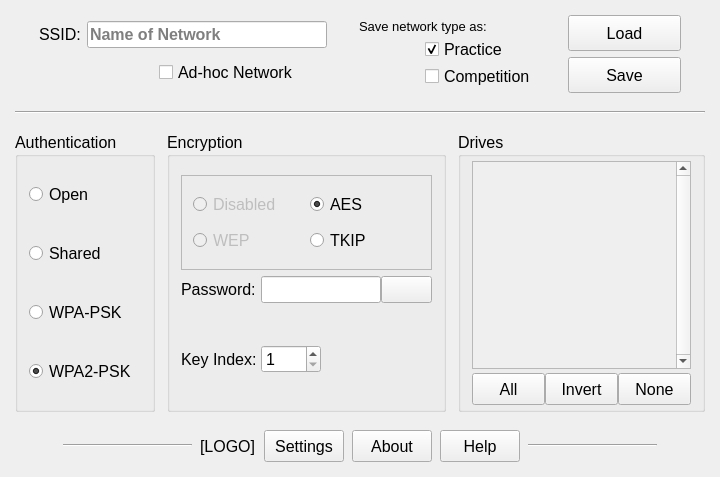
Before: the Qt Designer form configwindow.ui in OlyCow/drive-configer, drawn with Qt 5.
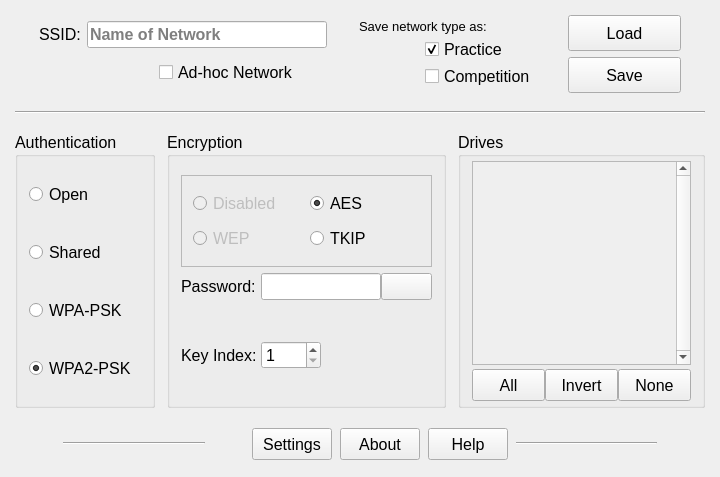
After: the same form once the commit is applied. Icons and pictures are not drawn.

Commit message: Added tooltips to most things

What changed in the file:
```diff
--- a/configwindow.ui
+++ b/configwindow.ui
@@ -352,6 +352,19 @@
              </property>
             </widget>
            </item>
+           <item>
+            <spacer name="spacer_key_index">
+             <property name="orientation">
+              <enum>Qt::Horizontal</enum>
+             </property>
+             <property name="sizeHint" stdset="0">
+              <size>
+               <width>40</width>
+               <height>20</height>
+              </size>
+             </property>
+            </spacer>
+           </item>
           </layout>
          </item>
         </layout>
@@ -404,7 +417,7 @@
               <x>0</x>
               <y>0</y>
               <width>184</width>
-              <height>203</height>
+              <height>199</height>
              </rect>
             </property>
            </widget>
@@ -523,8 +536,35 @@
       </item>
       <item>
        <widget class="QLabel" name="label_logo">
+        <property name="sizePolicy">
+         <sizepolicy hsizetype="Fixed" vsizetype="Fixed">
+          <horstretch>0</horstretch>
+          <verstretch>0</verstretch>
+         </sizepolicy>
+        </property>
+        <property name="minimumSize">
+         <size>
+          <width>31</width>
+          <height>36</height>
+         </size>
+        </property>
+        <property name="maximumSize">
+         <size>
+          <width>31</width>
+          <height>36</height>
+         </size>
+        </property>
         <property name="text">
-         <string>[LOGO]</string>
+         <string/>
+        </property>
+        <property name="pixmap">
+         <pixmap resource="icons.qrc">:/icons/logo-cow.png</pixmap>
+        </property>
+        <property name="scaledContents">
+         <bool>true</bool>
+        </property>
+        <property name="alignment">
+         <set>Qt::AlignRight|Qt::AlignTrailing|Qt::AlignVCenter</set>
         </property>
        </widget>
       </item>
```
Left out of the diff: 56 changed lines with no effect on the pictures. The commit also changes 2 other files.
